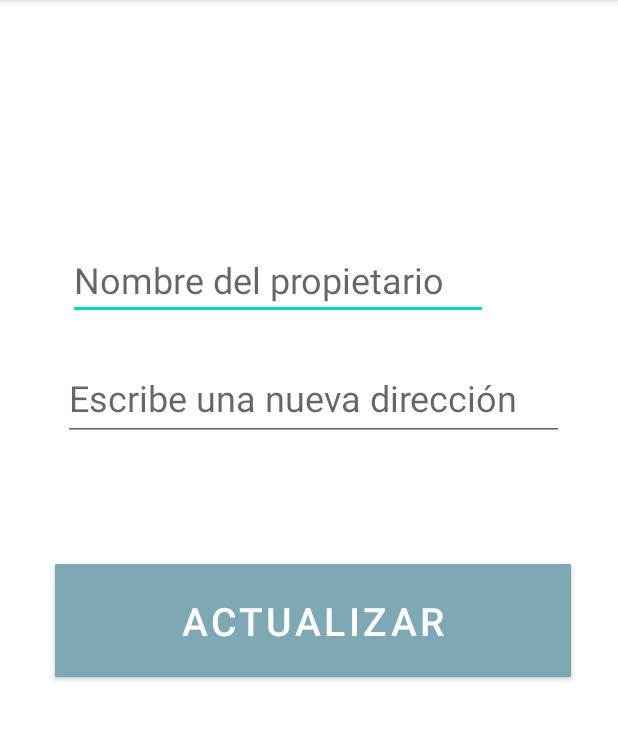
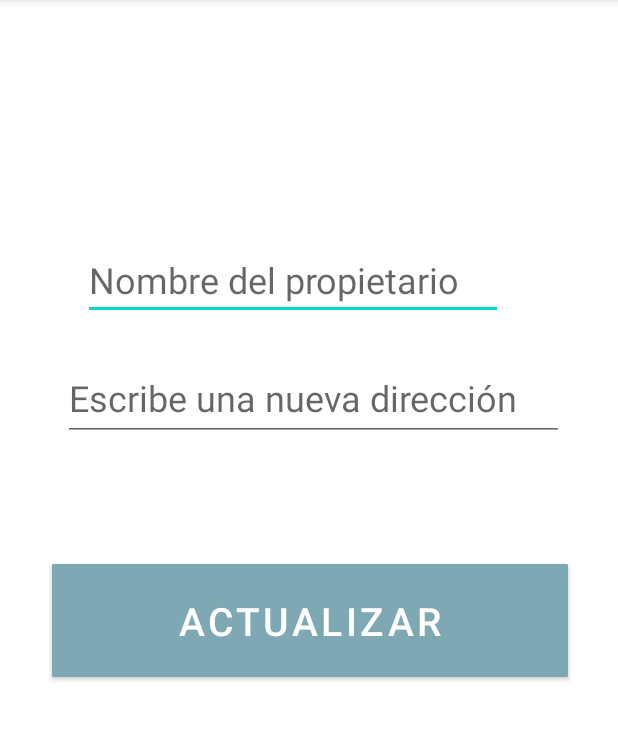
Before and after one commit to saragl728/MascotasApp, an Android app: the UpdateActivity screen opened directly, with no data from a screen before it, on a phone screen of 412 x 824 dp, the part 84-824 px from its top. Run offline under Robolectric (Android 15) with nearby library versions, the light colour scheme and no system bars.

Commit message:
Centro elementos en las actividades para que no se vea mal en horizontal

```diff
--- a/app/src/main/res/layout/activity_delete.xml
+++ b/app/src/main/res/layout/activity_delete.xml
@@ -19,7 +19,8 @@
         android:inputType="text"
         android:textSize="25dp"
         app:layout_constraintEnd_toEndOf="parent"
-        app:layout_constraintHorizontal_bias="0.606"
+        app:layout_constraintLeft_toLeftOf="parent"
+        app:layout_constraintRight_toRightOf="parent"
         app:layout_constraintStart_toStartOf="parent"
         app:layout_constraintTop_toTopOf="parent" />
 
@@ -34,8 +35,9 @@
         android:text="ELIMINAR MASCOTAS"
         android:textSize="22sp"
         android:textStyle="bold"
-
         app:cornerRadius="1dp"
+        app:layout_constraintLeft_toLeftOf="parent"
+        app:layout_constraintRight_toRightOf="parent"
         app:layout_constraintEnd_toEndOf="parent"
         app:layout_constraintStart_toStartOf="parent"
         app:layout_constraintTop_toTopOf="@+id/escribePropietario" />
--- a/app/src/main/res/layout/activity_mostrar.xml
+++ b/app/src/main/res/layout/activity_mostrar.xml
@@ -46,7 +46,8 @@
         android:text="TextView"
         android:textSize="30sp"
         app:layout_constraintEnd_toEndOf="parent"
-        app:layout_constraintHorizontal_bias="1.0"
+        app:layout_constraintLeft_toLeftOf="parent"
+        app:layout_constraintRight_toRightOf="parent"
         app:layout_constraintStart_toStartOf="parent"
         app:layout_constraintTop_toBottomOf="@+id/btn_mostrar" />
 
@@ -59,6 +60,8 @@
         android:layout_marginEnd="68dp"
         android:text="TextView"
         android:textSize="30sp"
+        app:layout_constraintLeft_toLeftOf="parent"
+        app:layout_constraintRight_toRightOf="parent"
         app:layout_constraintEnd_toEndOf="parent"
         app:layout_constraintStart_toStartOf="parent"
         app:layout_constraintTop_toBottomOf="@+id/num_perros" />
--- a/app/src/main/res/layout/activity_update.xml
+++ b/app/src/main/res/layout/activity_update.xml
@@ -18,7 +18,8 @@
         android:textSize="26sp"
         app:cornerRadius="1dp"
         app:layout_constraintEnd_toEndOf="parent"
-        app:layout_constraintHorizontal_bias="1.0"
+        app:layout_constraintLeft_toLeftOf="parent"
+        app:layout_constraintRight_toRightOf="parent"
         app:layout_constraintStart_toStartOf="parent"
         app:layout_constraintTop_toBottomOf="@+id/nueva_direccion" />
 
@@ -34,7 +35,8 @@
         android:inputType="text"
         android:textSize="24sp"
         app:layout_constraintEnd_toEndOf="parent"
-        app:layout_constraintHorizontal_bias="0.0"
+        app:layout_constraintLeft_toLeftOf="parent"
+        app:layout_constraintRight_toRightOf="parent"
         app:layout_constraintStart_toStartOf="parent"
         app:layout_constraintTop_toTopOf="parent" />
 
@@ -49,6 +51,8 @@
         android:hint="Escribe una nueva dirección"
         android:inputType="text"
         android:textSize="24sp"
+        app:layout_constraintLeft_toLeftOf="parent"
+        app:layout_constraintRight_toRightOf="parent"
         app:layout_constraintEnd_toEndOf="parent"
         app:layout_constraintStart_toStartOf="parent"
         app:layout_constraintTop_toBottomOf="@+id/n_propietario" />
```
